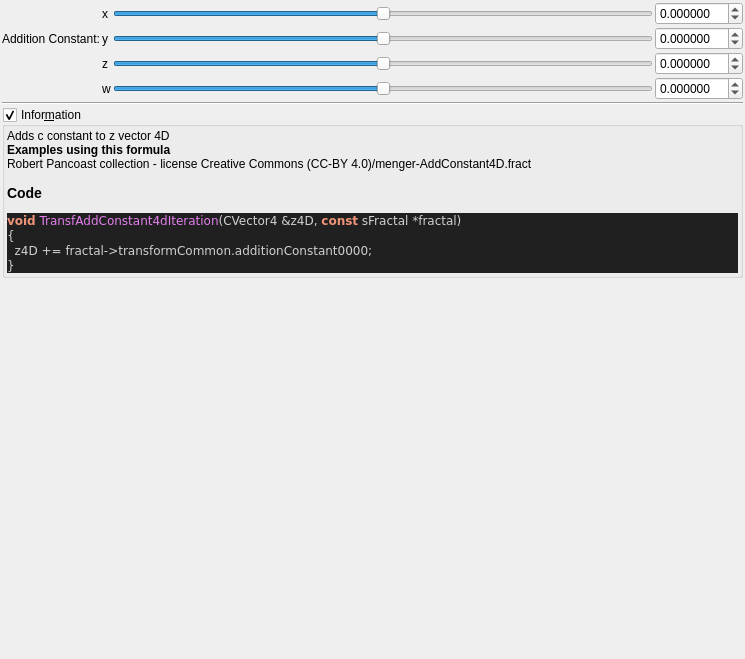
Above: mandelbulber2/formula/ui/fractal_transf_add_constant4d.ui from buddhi1980/mandelbulber2 before the change. Below: the same form after it.
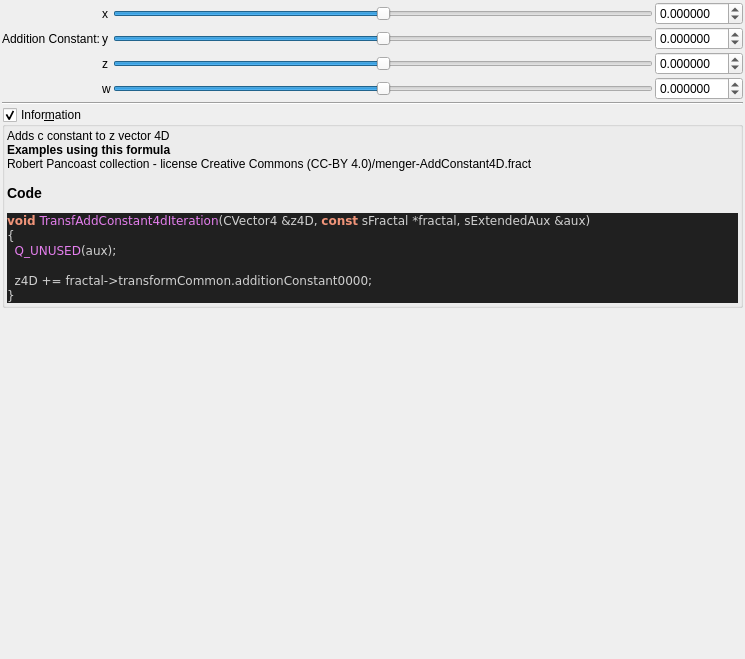
That is the form after the change. Custom widgets are drawn as their Qt base class.

Diff of the .ui file:
```diff
--- a/mandelbulber2/formula/ui/fractal_transf_add_constant4d.ui
+++ b/mandelbulber2/formula/ui/fractal_transf_add_constant4d.ui
@@ -312,8 +312,10 @@
 &lt;/table&gt;
 &lt;br&gt;&lt;b&gt;Examples using this formula&lt;/b&gt;&lt;br&gt;Robert Pancoast collection - license Creative Commons (CC-BY 4.0)/menger-AddConstant4D.fract&lt;h3&gt;Code&lt;/h3&gt;
 &lt;body style=&quot;background-color:#202020&quot;&gt;
-&lt;pre style=&quot;color:#d0d0d0; background-color:#202020;  font-family:'Courier New',monospace;&quot;&gt;&lt;span style=&quot;color:#f09479; font-weight:bold&quot;&gt;void&lt;/span&gt; &lt;span style=&quot;color:#e47eed&quot;&gt;TransfAddConstant4dIteration&lt;/span&gt;&lt;span style=&quot;color:#d0d0d0&quot;&gt;(&lt;/span&gt;CVector4 &lt;span style=&quot;color:#d0d0d0&quot;&gt;&amp;amp;&lt;/span&gt;z4D&lt;span style=&quot;color:#d0d0d0&quot;&gt;,&lt;/span&gt; &lt;span style=&quot;color:#f09479; font-weight:bold&quot;&gt;const&lt;/span&gt; sFractal &lt;span style=&quot;color:#d0d0d0&quot;&gt;*&lt;/span&gt;fractal&lt;span style=&quot;color:#d0d0d0&quot;&gt;)&lt;/span&gt;
+&lt;pre style=&quot;color:#d0d0d0; background-color:#202020;  font-family:'Courier New',monospace;&quot;&gt;&lt;span style=&quot;color:#f09479; font-weight:bold&quot;&gt;void&lt;/span&gt; &lt;span style=&quot;color:#e47eed&quot;&gt;TransfAddConstant4dIteration&lt;/span&gt;&lt;span style=&quot;color:#d0d0d0&quot;&gt;(&lt;/span&gt;CVector4 &lt;span style=&quot;color:#d0d0d0&quot;&gt;&amp;amp;&lt;/span&gt;z4D&lt;span style=&quot;color:#d0d0d0&quot;&gt;,&lt;/span&gt; &lt;span style=&quot;color:#f09479; font-weight:bold&quot;&gt;const&lt;/span&gt; sFractal &lt;span style=&quot;color:#d0d0d0&quot;&gt;*&lt;/span&gt;fractal&lt;span style=&quot;color:#d0d0d0&quot;&gt;,&lt;/span&gt; sExtendedAux &lt;span style=&quot;color:#d0d0d0&quot;&gt;&amp;amp;&lt;/span&gt;aux&lt;span style=&quot;color:#d0d0d0&quot;&gt;)&lt;/span&gt;
 &lt;span style=&quot;color:#d0d0d0&quot;&gt;{&lt;/span&gt;
+  &lt;span style=&quot;color:#e47eed&quot;&gt;Q_UNUSED&lt;/span&gt;&lt;span style=&quot;color:#d0d0d0&quot;&gt;(&lt;/span&gt;aux&lt;span style=&quot;color:#d0d0d0&quot;&gt;);&lt;/span&gt;
+
   z4D &lt;span style=&quot;color:#d0d0d0&quot;&gt;+=&lt;/span&gt; fractal&lt;span style=&quot;color:#d0d0d0&quot;&gt;-&amp;gt;&lt;/span&gt;transformCommon&lt;span style=&quot;color:#d0d0d0&quot;&gt;.&lt;/span&gt;additionConstant0000&lt;span style=&quot;color:#d0d0d0&quot;&gt;;&lt;/span&gt;
 &lt;span style=&quot;color:#d0d0d0&quot;&gt;}&lt;/span&gt;
 &lt;/pre&gt;
```
